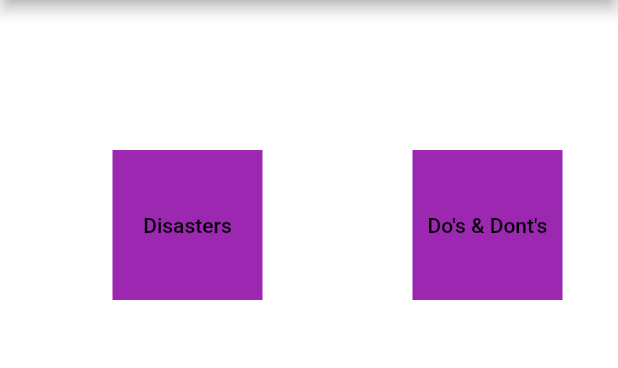
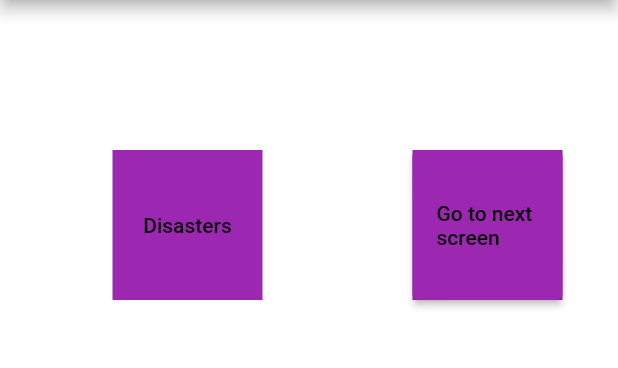
Before and after one commit to Rudalph/Flutter_pbl, a Flutter app: the screen it shows after launch, on a phone screen of 412 x 824 dp, the part 84-452 px from its top. Run offline on Flutter 3.47's test engine with Material 2 defaults, Android fonts, the phone set to English and light mode, and no system bars.

Commit message:
added second screen for do's and donts

```diff
--- a/lib/main.dart
+++ b/lib/main.dart
@@ -1,12 +1,19 @@
 import 'package:flutter/material.dart';
 
 void main() {
-  runApp(const MyApp());
+  runApp(MyApp());
 }
 
 class MyApp extends StatelessWidget {
-  const MyApp({Key? key}) : super(key: key);
+  @override
+  Widget build(BuildContext context) {
+    return MaterialApp(
+      home: HomeScreen(),
+    );
+  }
+}
 
+class HomeScreen extends StatelessWidget {
   @override
   Widget build(BuildContext context) {
     return MaterialApp(
@@ -44,16 +51,34 @@ class MyApp extends StatelessWidget {
                 height: 100,
                 width: 100,
                 color: Colors.purple,
-                child: TextButton(
-                  onPressed: () {},
-                  child: Text(
-                    "Do's & Dont's",
-                    style: TextStyle(color: Colors.black),
-                  ),
-                ),
+                child: ElevatedButton(
+                    style: ButtonStyle(
+                        backgroundColor:
+                            MaterialStateProperty.all(Colors.purple),
+                        foregroundColor:
+                            MaterialStateProperty.all(Colors.black)),
+                    child: Text("Go to next screen"),
+                    onPressed: () {
+                      Navigator.of(context).push(
+                        MaterialPageRoute(builder: (context) => NextScreen()),
+                      );
+                    }),
               ),
             ],
           )),
     );
   }
 }
+
+class NextScreen extends StatelessWidget {
+  @override
+  Widget build(BuildContext context) {
+    return Scaffold(
+        appBar: AppBar(
+          title: Text(' Do\'s  and Donts'),
+        ),
+        body: Container(
+          child: Text("Do\'s and Dont\'s Screen "),
+        ));
+  }
+}
```
Also changed, not shown: 1 other file.
